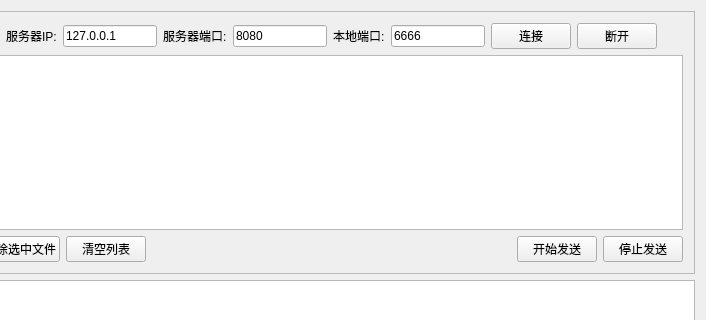
This is FileTransfer/mainwindow.ui in xiechongzhu/FileTransfer as Qt 5 draws it before an edit; both pictures show x 129 to 835 and y 0 to 320 of the 835 by 495 pixel window. The edited form follows.
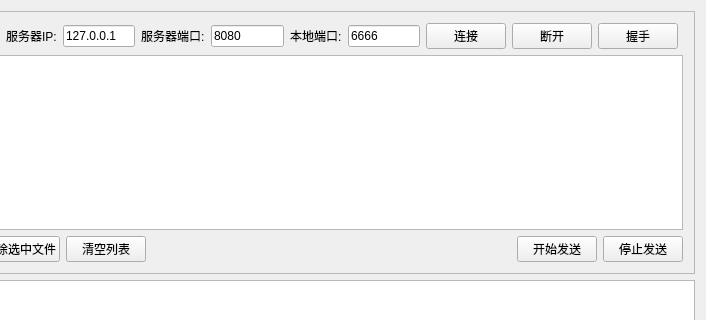
This is the edited form.

```diff
--- a/FileTransfer/mainwindow.ui
+++ b/FileTransfer/mainwindow.ui
@@ -102,6 +102,13 @@
                </property>
               </widget>
              </item>
+             <item>
+              <widget class="QPushButton" name="btnHandShank">
+               <property name="text">
+                <string>握手</string>
+               </property>
+              </widget>
+             </item>
              <item>
               <spacer name="horizontalSpacer">
                <property name="orientation">
```
